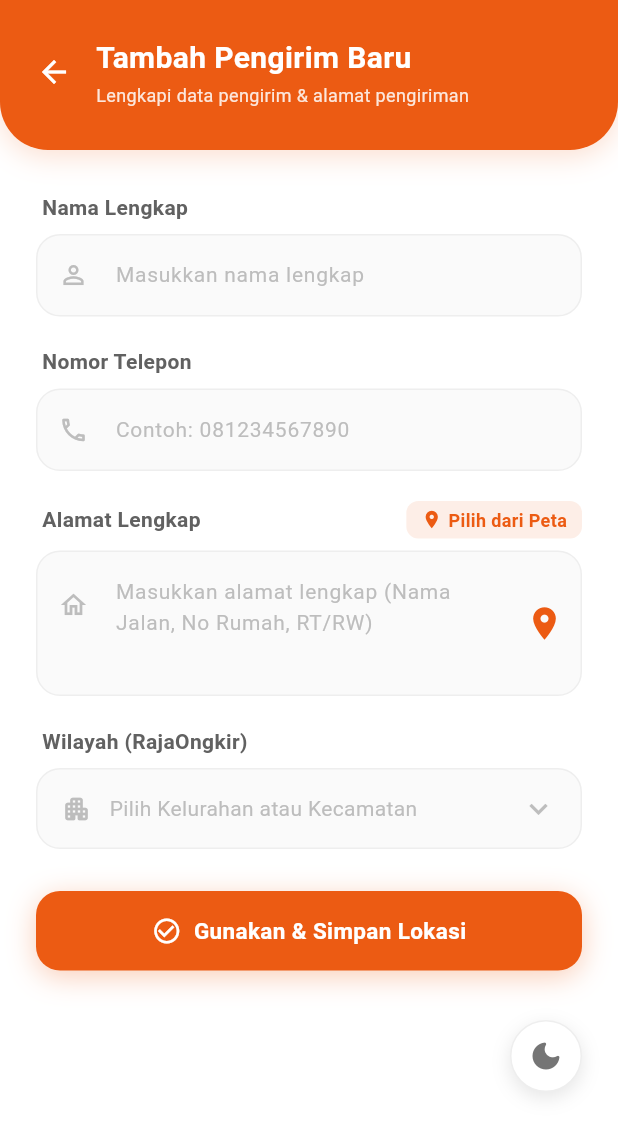
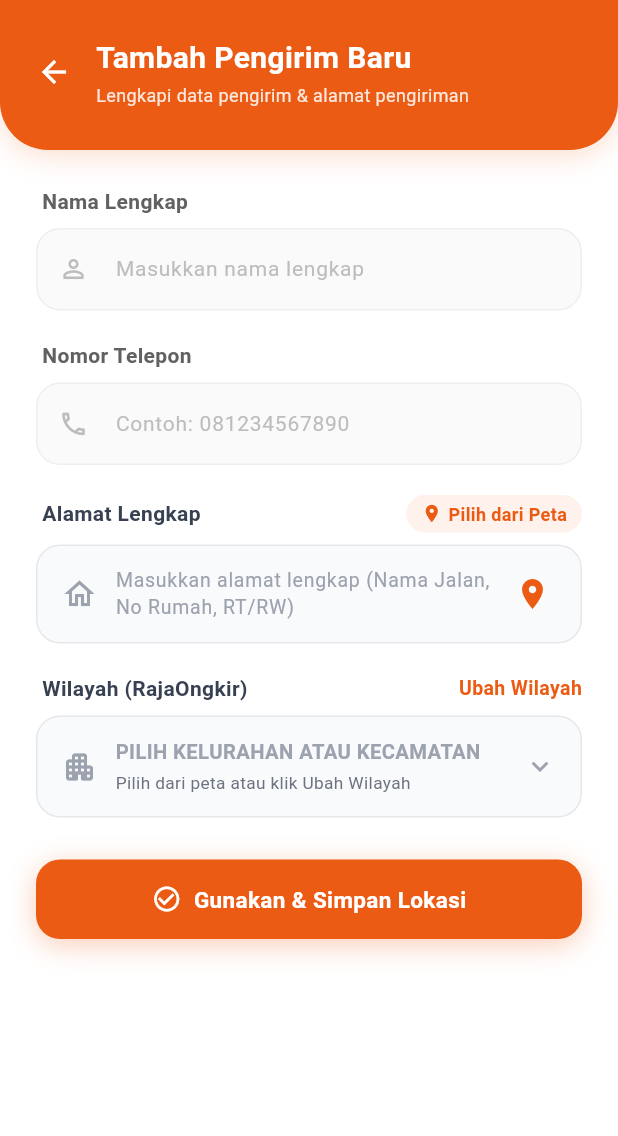
Before and after one commit to Andrew2509/city_courierapp, a Flutter app: the AddSenderScreen screen opened directly, on a phone screen of 412 x 824 dp. Shown: the top 1136 px of the screen. Run offline on Flutter 3.47's test engine with Material 3 defaults, Android fonts, the phone set to English and light mode, and no system bars; our stand-ins replace app_links, camera, dotted_border, firebase_auth, firebase_core, flutter_compass and 12 more; missing offline and left inert: maplibre_gl, mobile_scanner; accounts and stored records are empty; network calls fail.

Commit message:
feat(shipping): redesign tambah pengiriman baru matching image, remove coordinates badge and remove green color

```diff
--- a/lib/screens/home/shipping/add_sender_screen.dart
+++ b/lib/screens/home/shipping/add_sender_screen.dart
@@ -1,5 +1,4 @@
 import 'package:flutter/material.dart';
-import 'package:city_courierapp/screens/widgets/home/theme_toggle_fab.dart';
 import 'package:city_courierapp/screens/home/shipping/select_region_screen.dart';
 import 'package:city_courierapp/services/address_service.dart';
 import 'package:city_courierapp/data/models/address_model.dart';
@@ -72,9 +71,7 @@ class _AddSenderScreenState extends State<AddSenderScreen> {
             ),
       child: Scaffold(
         backgroundColor: isDarkMode ? bgDark : bgLight,
-        body: Stack(
-          children: [
-            Column(
+        body: Column(
           children: [
             _buildHeader(context, primaryColor),
             Expanded(
@@ -83,7 +80,7 @@ class _AddSenderScreenState extends State<AddSenderScreen> {
                 child: Column(
                   crossAxisAlignment: CrossAxisAlignment.start,
                   children: [
-                        const SizedBox(height: 28),
+                    const SizedBox(height: 24),
 
                     // 1. Nama Lengkap
                     _buildInputField(
@@ -120,62 +117,9 @@ class _AddSenderScreenState extends State<AddSenderScreen> {
                       primaryColor: primaryColor,
                     ),
 
-                        // Koordinat badge if location picked
-                        if (selectedAddressModel != null)
-                          Padding(
-                            padding: const EdgeInsets.only(top: 8, bottom: 4),
-                            child: Container(
-                              padding: const EdgeInsets.symmetric(horizontal: 12, vertical: 8),
-                              decoration: BoxDecoration(
-                                color: isDarkMode
-                                    ? const Color(0xFF1E293B)
-                                    : const Color(0xFFF1F5F9),
-                                borderRadius: BorderRadius.circular(10),
-                                border: Border.all(
-                                  color: isDarkMode
-                                      ? Colors.grey.shade800
-                                      : Colors.grey.shade300,
-                                ),
-                              ),
-                              child: Row(
-                                children: [
-                                  const Icon(
-                                    Icons.my_location,
-                                    size: 16,
-                                    color: Color(0xFFEC5B13),
-                                  ),
-                                  const SizedBox(width: 8),
-                                  Expanded(
-                                    child: Text(
-                                      'Koordinat: ${selectedAddressModel!.latitude.toStringAsFixed(6)}, ${selectedAddressModel!.longitude.toStringAsFixed(6)}',
-                                      style: TextStyle(
-                                        fontSize: 12,
-                                        fontFamily: 'monospace',
-                                        color: isDarkMode
-                                            ? Colors.grey.shade300
-                                            : Colors.grey.shade700,
-                                      ),
-                                    ),
-                                  ),
-                                  InkWell(
-                                    onTap: _openLocationPicker,
-                                    child: const Text(
-                                      'Ubah di Peta',
-                                      style: TextStyle(
-                                        fontSize: 12,
-                                        fontWeight: FontWeight.bold,
-                                        color: Color(0xFFEC5B13),
-                                      ),
-                                    ),
-                                  ),
-                                ],
-                              ),
-                            ),
-                          ),
-
                     const SizedBox(height: 20),
 
-                        // 4. Field Wilayah RajaOngkir (Section 5 & 6)
+                    // 4. Field Wilayah RajaOngkir (No green, match image)
                     _buildRegionField(
                       context: context,
                       isDarkMode: isDarkMode,
@@ -190,15 +134,6 @@ class _AddSenderScreenState extends State<AddSenderScreen> {
                   ],
                 ),
               ),
-                ),
-              ],
-            ),
-            ThemeToggleFab(
-              onToggle: () {
-                setState(() {
-                  isDarkMode = !isDarkMode;
-                });
-              },
             ),
           ],
         ),
@@ -352,20 +287,20 @@ class _AddSenderScreenState extends State<AddSenderScreen> {
               Text(
                 label,
                 style: TextStyle(
-                  color: isDarkMode ? Colors.grey.shade300 : Colors.grey.shade700,
+                  color: isDarkMode ? Colors.grey.shade300 : const Color(0xFF374151),
                   fontSize: 14,
-                  fontWeight: FontWeight.w600,
+                  fontWeight: FontWeight.bold,
                 ),
               ),
-              // Tombol Header: 📍 Pilih dari Peta
+              // Tombol Header: 📍 Pilih dari Peta (pill peach/orange matching screenshot)
               InkWell(
-                borderRadius: BorderRadius.circular(8),
+                borderRadius: BorderRadius.circular(20),
                 onTap: _openLocationPicker,
                 child: Container(
                   padding: const EdgeInsets.symmetric(horizontal: 10, vertical: 4),
                   decoration: BoxDecoration(
-                    color: primaryColor.withOpacity(0.1),
-                    borderRadius: BorderRadius.circular(8),
+                    color: const Color(0xFFFFF1EB),
+                    borderRadius: BorderRadius.circular(20),
                   ),
                   child: const Row(
                     mainAxisSize: MainAxisSize.min,
@@ -391,67 +326,54 @@ class _AddSenderScreenState extends State<AddSenderScreen> {
           decoration: BoxDecoration(
             color: isDarkMode
                 ? const Color(0xFF0F172A).withOpacity(0.5)
-                : Colors.grey.shade50,
+                : const Color(0xFFF9FAFB),
             borderRadius: BorderRadius.circular(16),
             border: Border.all(
-              color: isDarkMode ? Colors.grey.shade800 : Colors.grey.shade200,
+              color: isDarkMode ? Colors.grey.shade800 : const Color(0xFFE5E7EB),
             ),
           ),
-          child: Stack(
+          padding: const EdgeInsets.symmetric(horizontal: 16, vertical: 14),
+          child: Row(
+            crossAxisAlignment: CrossAxisAlignment.center,
             children: [
-              TextField(
+              Icon(
+                Icons.home_outlined,
+                color: isDarkMode ? Colors.grey.shade500 : const Color(0xFF9CA3AF),
+                size: 24,
+              ),
+              const SizedBox(width: 12),
+              Expanded(
+                child: TextField(
                   controller: controller,
                   maxLines: maxLines,
+                  minLines: 1,
                   style: TextStyle(
-                  color: isDarkMode ? Colors.white : Colors.black87,
-                  fontSize: 14,
+                    color: isDarkMode ? Colors.white : const Color(0xFF1F2937),
+                    fontSize: 13.5,
+                    height: 1.35,
                   ),
                   decoration: InputDecoration(
+                    isDense: true,
+                    contentPadding: EdgeInsets.zero,
                     hintText: _isLoadingMap ? 'Membuka Peta...' : hintText,
                     hintStyle: TextStyle(
-                    color: isDarkMode ? Colors.grey.shade600 : Colors.grey.shade400,
-                    fontSize: 14,
+                      color: isDarkMode ? Colors.grey.shade600 : const Color(0xFF9CA3AF),
+                      fontSize: 13,
                     ),
-                  prefixIcon: Padding(
-                    padding: EdgeInsets.only(
-                      bottom: maxLines > 1 ? (maxLines * 16.0) - 24 : 0,
-                    ),
-                    child: Icon(
-                      icon,
-                      color: isDarkMode
-                          ? Colors.grey.shade500
-                          : Colors.grey.shade400,
-                      size: 20,
+                    border: InputBorder.none,
                   ),
                 ),
-                  // Icon 📍 di sebelah kanan input
-                  suffixIcon: _isLoadingMap
-                      ? Padding(
-                          padding: const EdgeInsets.all(12.0),
-                          child: SizedBox(
-                            width: 20,
-                            height: 20,
-                            child: CircularProgressIndicator(
-                              strokeWidth: 2,
-                              color: primaryColor,
               ),
-                          ),
-                        )
-                      : Tooltip(
-                          message: 'Pilih dari Peta',
-                          child: IconButton(
-                            icon: const Icon(
+              const SizedBox(width: 8),
+              InkWell(
+                onTap: _openLocationPicker,
+                borderRadius: BorderRadius.circular(8),
+                child: const Padding(
+                  padding: EdgeInsets.all(4.0),
+                  child: Icon(
                     Icons.location_on,
                     color: Color(0xFFEC5B13),
-                              size: 26,
-                            ),
-                            onPressed: _openLocationPicker,
-                          ),
-                        ),
-                  border: InputBorder.none,
-                  contentPadding: const EdgeInsets.symmetric(
-                    horizontal: 16,
-                    vertical: 16,
+                    size: 24,
                   ),
                 ),
               ),
@@ -462,19 +384,33 @@ class _AddSenderScreenState extends State<AddSenderScreen> {
     );
   }
 
-  // ── Field Wilayah RajaOngkir (Section 5 & 6) ──────────────────────
+  // ── Field Wilayah RajaOngkir (No green color, matches screenshot) ──
   Widget _buildRegionField({
     required BuildContext context,
     required bool isDarkMode,
     required Color primaryColor,
   }) {
-    final regionLabel = selectedCity != null
-        ? (selectedCity!['kelurahan_name'] != null
-            ? '${selectedCity!['kelurahan_name']}, ${selectedCity!['kecamatan_name']}, ${selectedCity!['kabupaten_name']}'
-            : (selectedCity!['subdistrict_name'] != null
-                ? '${selectedCity!['subdistrict_name']}, ${selectedCity!['city_name']}'
-                : selectedCity!['city_name']))
-        : null;
+    String regionTitle = '';
+    if (selectedCity != null) {
+      final parts = <String>[];
+      final kel = selectedCity!['kelurahan_name'] ?? selectedCity!['subdistrict_name'];
+      final kec = selectedCity!['kecamatan_name'] ?? selectedCity!['district_name'];
+      final kab = selectedCity!['kabupaten_name'] ?? selectedCity!['city_name'];
+
+      if (kel != null && kel.toString().trim().isNotEmpty) {
+        parts.add(kel.toString().trim());
+      }
+      if (kec != null && kec.toString().trim().isNotEmpty && !parts.contains(kec.toString().trim())) {
+        parts.add(kec.toString().trim());
+      }
+      if (kab != null && kab.toString().trim().isNotEmpty && !parts.contains(kab.toString().trim())) {
+        parts.add(kab.toString().trim());
+      }
+
+      regionTitle = parts.isNotEmpty
+          ? parts.join(', ').toUpperCase()
+          : (selectedCity!['city_name'] ?? 'WILAYAH').toString().toUpperCase();
+    }
 
     return Column(
       crossAxisAlignment: CrossAxisAlignment.start,
@@ -487,21 +423,18 @@ class _AddSenderScreenState extends State<AddSenderScreen> {
               Text(
                 'Wilayah (RajaOngkir)',
                 style: TextStyle(
-                  color: isDarkMode ? Colors.grey.shade300 : Colors.grey.shade700,
+                  color: isDarkMode ? Colors.grey.shade300 : const Color(0xFF374151),
                   fontSize: 14,
-                  fontWeight: FontWeight.w600,
+                  fontWeight: FontWeight.bold,
                 ),
               ),
-              if (selectedCity != null)
               InkWell(
-                  onTap: () async {
-                    await _openManualRegionPicker();
-                  },
+                onTap: _openManualRegionPicker,
                 child: const Text(
                   'Ubah Wilayah',
                   style: TextStyle(
                     color: Color(0xFFEC5B13),
-                      fontSize: 12,
+                    fontSize: 13,
                     fontWeight: FontWeight.bold,
                   ),
                 ),
@@ -510,34 +443,27 @@ class _AddSenderScreenState extends State<AddSenderScreen> {
           ),
         ),
 
-        // Box Wilayah
+        // Box Wilayah (Light grey, no green!)
         GestureDetector(
-          onTap: () async {
-            await _openManualRegionPicker();
-          },
+          onTap: _openManualRegionPicker,
           child: Container(
             padding: const EdgeInsets.symmetric(horizontal: 16, vertical: 14),
             decoration: BoxDecoration(
               color: isDarkMode
                   ? const Color(0xFF0F172A).withOpacity(0.5)
-                  : (_isAutoMatchedRegion
-                      ? const Color(0xFFF0FDF4)
-                      : Colors.grey.shade50),
+                  : const Color(0xFFF9FAFB),
               borderRadius: BorderRadius.circular(16),
               border: Border.all(
-                color: _isAutoMatchedRegion
-                    ? const Color(0xFF86EFAC)
-                    : (isDarkMode ? Colors.grey.shade800 : Colors.grey.shade200),
+                color: isDarkMode ? Colors.grey.shade800 : const Color(0xFFE5E7EB),
               ),
             ),
             child: Row(
+              crossAxisAlignment: CrossAxisAlignment.center,
               children: [
                 Icon(
                   Icons.apartment_rounded,
-                  color: _isAutoMatchedRegion
-                      ? const Color(0xFF16A34A)
-                      : (isDarkMode ? Colors.grey.shade500 : Colors.grey.shade400),
-                  size: 20,
+                  color: const Color(0xFF9CA3AF),
+                  size: 24,
                 ),
                 const SizedBox(width: 12),
                 Expanded(
@@ -545,29 +471,29 @@ class _AddSenderScreenState extends State<AddSenderScreen> {
                     crossAxisAlignment: CrossAxisAlignment.start,
                     children: [
                       Text(
-                        regionLabel ?? 'Pilih Kelurahan atau Kecamatan',
+                        regionTitle.isNotEmpty
+                            ? regionTitle
+                            : 'PILIH KELURAHAN ATAU KECAMATAN',
                         style: TextStyle(
-                          color: regionLabel != null
-                              ? (isDarkMode ? Colors.white : Colors.black87)
-                              : (isDarkMode
-                                  ? Colors.grey.shade600
-                                  : Colors.grey.shade400),
-                          fontSize: 14,
-                          fontWeight: regionLabel != null
-                              ? FontWeight.w600
-                              : FontWeight.normal,
+                          color: regionTitle.isNotEmpty
+                              ? (isDarkMode ? Colors.white : const Color(0xFF111827))
+                              : const Color(0xFF9CA3AF),
+                          fontSize: 13.5,
+                          fontWeight: FontWeight.bold,
                         ),
+                        maxLines: 2,
+                        overflow: TextOverflow.ellipsis,
                       ),
-                      if (_isAutoMatchedRegion)
-                        const Padding(
-                          padding: EdgeInsets.only(top: 4),
-                          child: Text(
-                            '✓ Wilayah terdeteksi otomatis',
+                      const SizedBox(height: 3),
+                      Text(
+                        _isAutoMatchedRegion
+                            ? '✓ Wilayah terdeteksi otomatis'
+                            : (selectedCity != null
+                                ? '✓ Wilayah dipilih manual'
+                                : 'Pilih dari peta atau klik Ubah Wilayah'),
                         style: TextStyle(
-                              color: Color(0xFF15803D),
-                              fontSize: 11,
-                              fontWeight: FontWeight.w600,
-                            ),
+                          color: isDarkMode ? Colors.grey.shade400 : const Color(0xFF6B7280),
+                          fontSize: 11.5,
                         ),
                       ),
                     ],
@@ -577,7 +503,8 @@ class _AddSenderScreenState extends State<AddSenderScreen> {
                   Icons.keyboard_arrow_down,
                   color: isDarkMode
                       ? Colors.grey.shade500
-                      : Colors.grey.shade400,
+                      : const Color(0xFF9CA3AF),
+                  size: 22,
                 ),
               ],
             ),
@@ -734,7 +661,7 @@ class _AddSenderScreenState extends State<AddSenderScreen> {
           ScaffoldMessenger.of(context).showSnackBar(
             const SnackBar(
               content: Text('Pengirim dan alamat berhasil disimpan'),
-              backgroundColor: Colors.green,
+              backgroundColor: Color(0xFFEC5B13),
             ),
           );
           Navigator.pop(context, saved);
@@ -865,7 +792,7 @@ class _AddSenderScreenState extends State<AddSenderScreen> {
                   content: Text(
                     '✓ Wilayah RajaOngkir cocok: ${match['full_label'] ?? match['district_name']}',
                   ),
-                  backgroundColor: const Color(0xFF15803D),
+                  backgroundColor: const Color(0xFFEC5B13),
                   duration: const Duration(seconds: 3),
                 ),
               );
```
Lines whose indentation alone changed are shown as unchanged.
